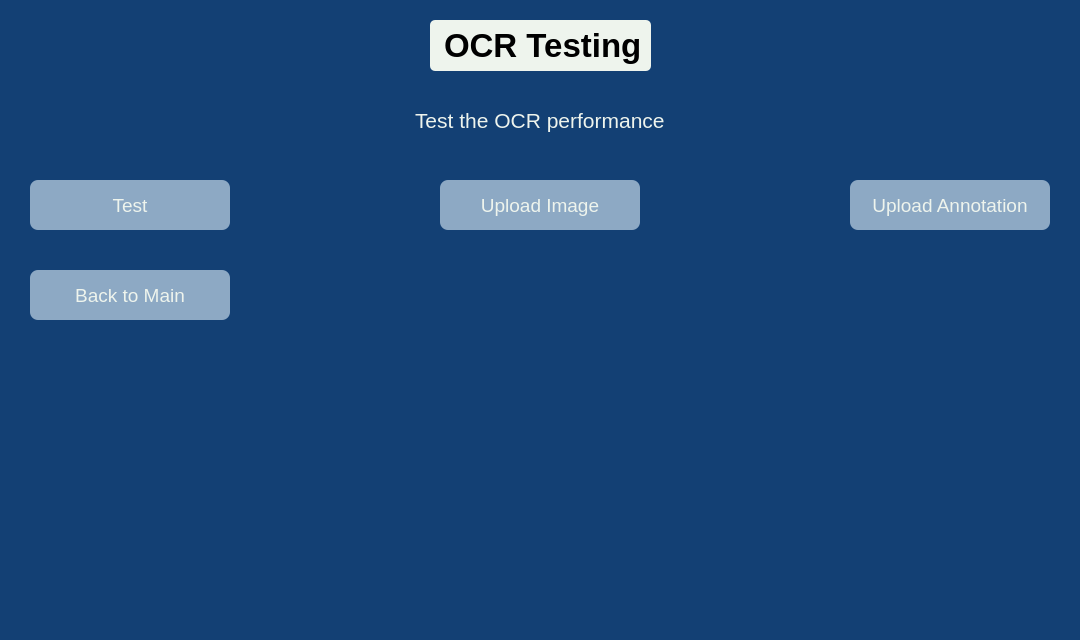
First picture: the form in testing_menu.ui, repository Zachve4037/OCR_App, before the edit.
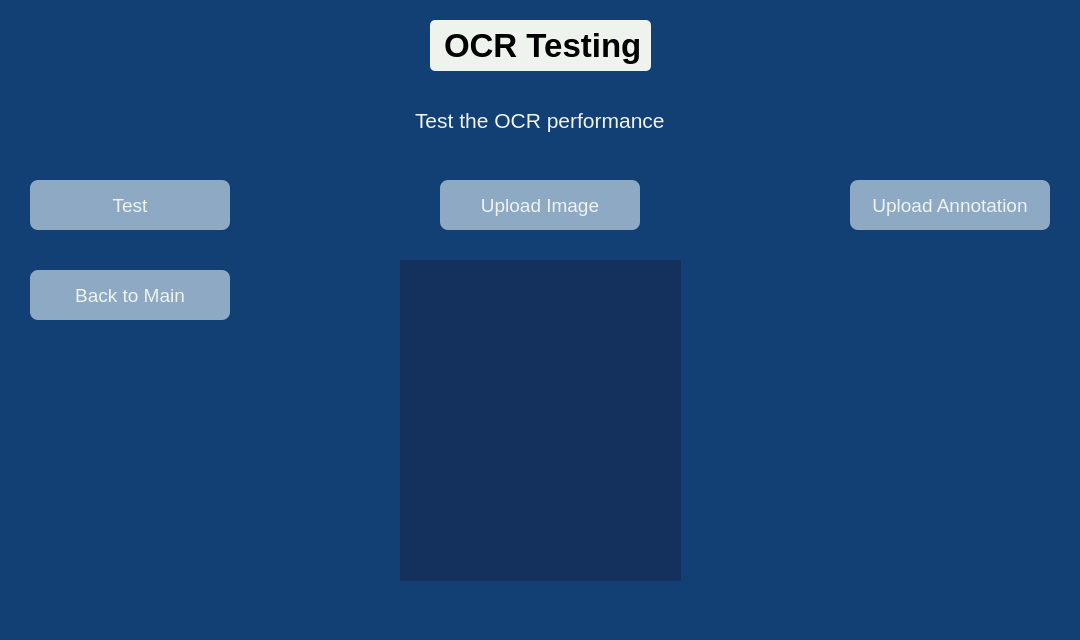
Second picture: the form after the edit.

Commit message: upload of images, not finished yet till the end

```diff
--- a/testing_menu.ui
+++ b/testing_menu.ui
@@ -149,6 +149,22 @@
      <string>Test</string>
     </property>
    </widget>
+   <widget class="QLabel" name="image_label">
+    <property name="geometry">
+     <rect>
+      <x>400</x>
+      <y>260</y>
+      <width>281</width>
+      <height>321</height>
+     </rect>
+    </property>
+    <property name="styleSheet">
+     <string notr="true">background-color: rgb(19, 49, 92);</string>
+    </property>
+    <property name="text">
+     <string/>
+    </property>
+   </widget>
   </widget>
   <widget class="QMenuBar" name="menubar">
    <property name="geometry">
```
The commit also changes 5 other files.
